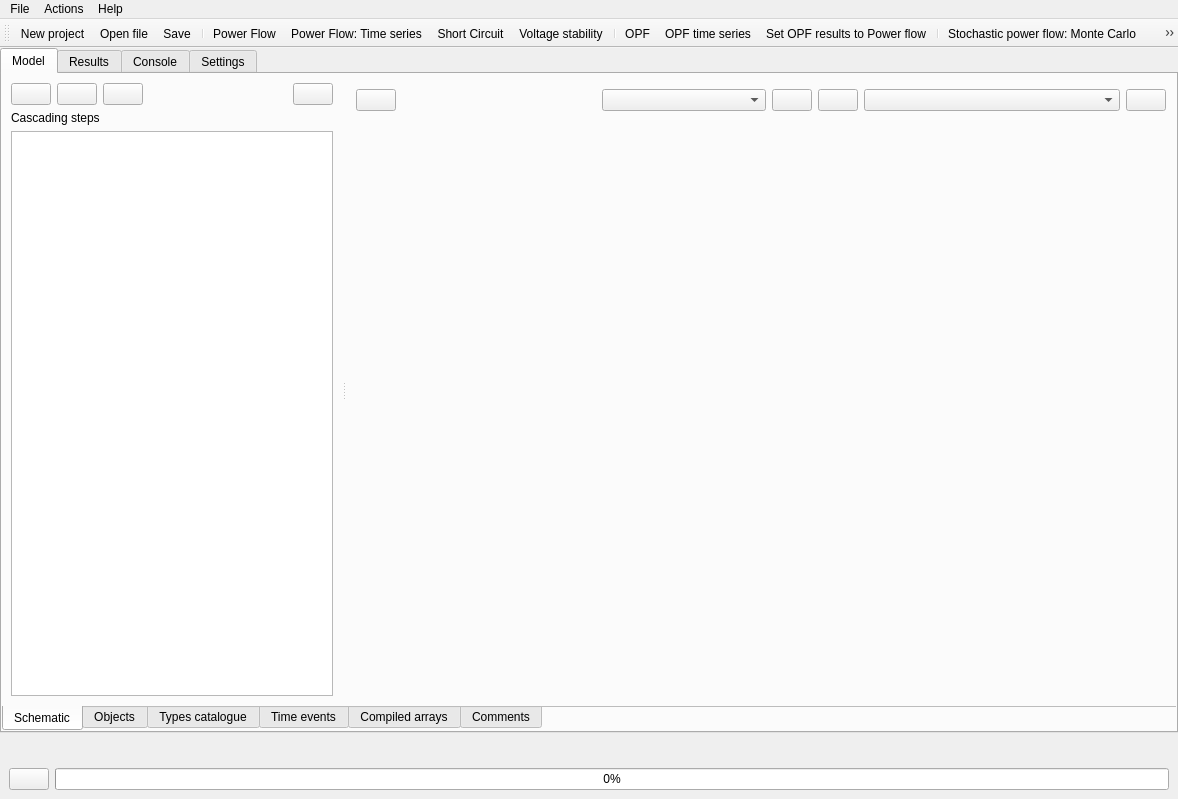
Above: src/GridCal/Gui/Main/MainWindow.ui from SanPen/GridCal before the change. Below: the same form after it.
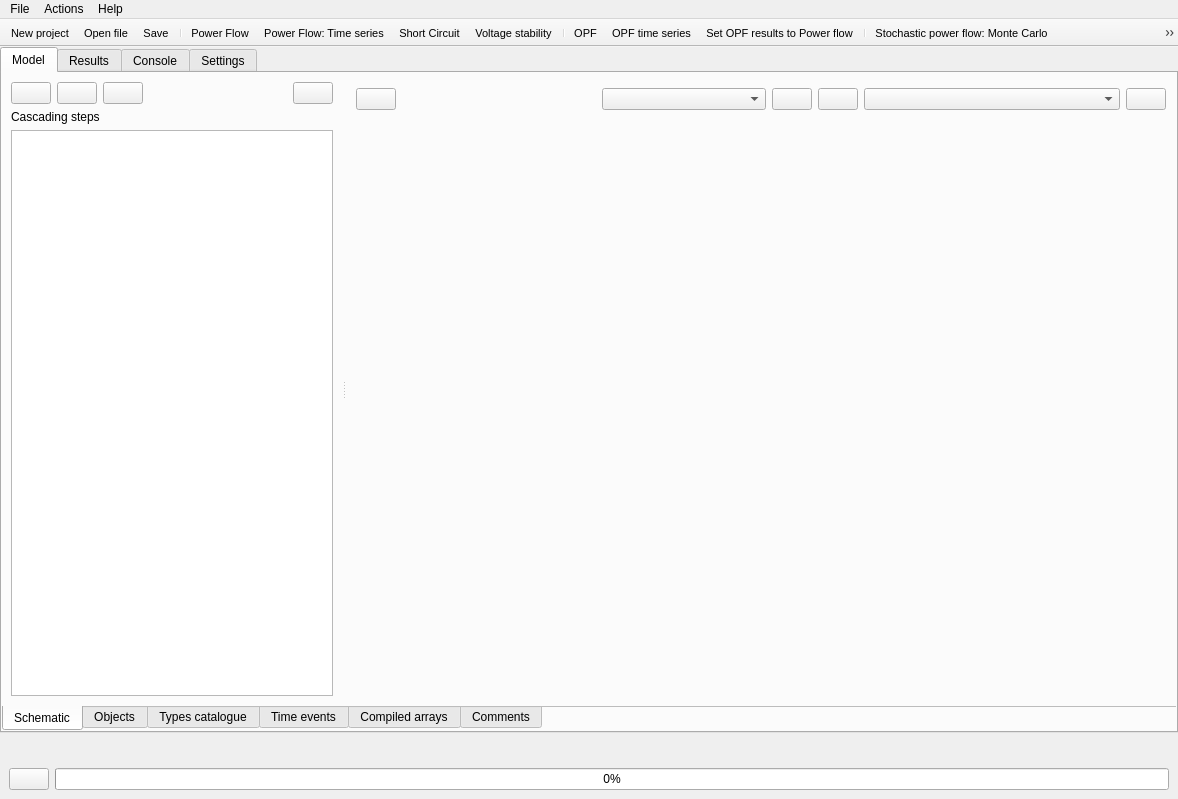
That is the form after the change. Icons and pictures are not drawn.

Commit message: Changed icon and improved the docs

Patch:
```diff
--- a/src/GridCal/Gui/Main/MainWindow.ui
+++ b/src/GridCal/Gui/Main/MainWindow.ui
@@ -4657,9 +4657,29 @@
    <addaction name="menuAbout"/>
   </widget>
   <widget class="QToolBar" name="toolBar">
+   <property name="font">
+    <font>
+     <pointsize>8</pointsize>
+    </font>
+   </property>
    <property name="windowTitle">
     <string>toolBar</string>
    </property>
+   <property name="movable">
+    <bool>false</bool>
+   </property>
+   <property name="iconSize">
+    <size>
+     <width>26</width>
+     <height>26</height>
+    </size>
+   </property>
+   <property name="toolButtonStyle">
+    <enum>Qt::ToolButtonIconOnly</enum>
+   </property>
+   <property name="floatable">
+    <bool>false</bool>
+   </property>
    <attribute name="toolBarArea">
     <enum>TopToolBarArea</enum>
    </attribute>
```
Left out of the diff: 3 changed lines with no effect on the pictures. The commit also changes 7 other files.
